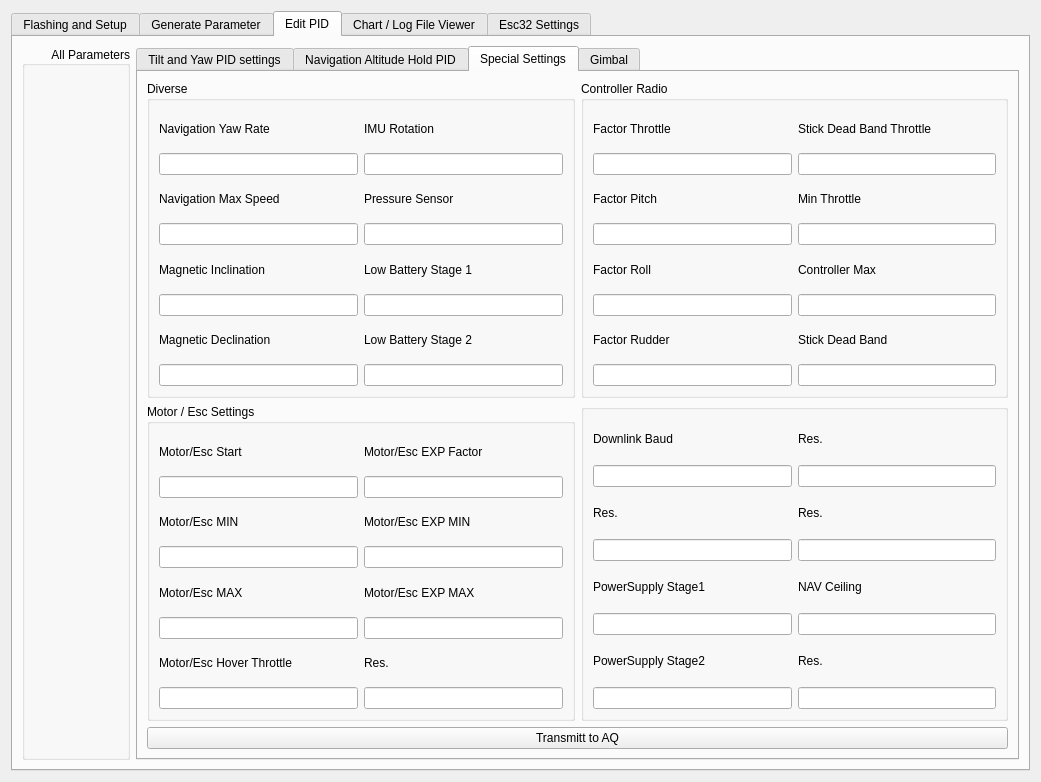
Above: src/ui/qgcautoquad.ui from mpaperno/qgroundcontrol_aq before the change. Below: the same form after it.
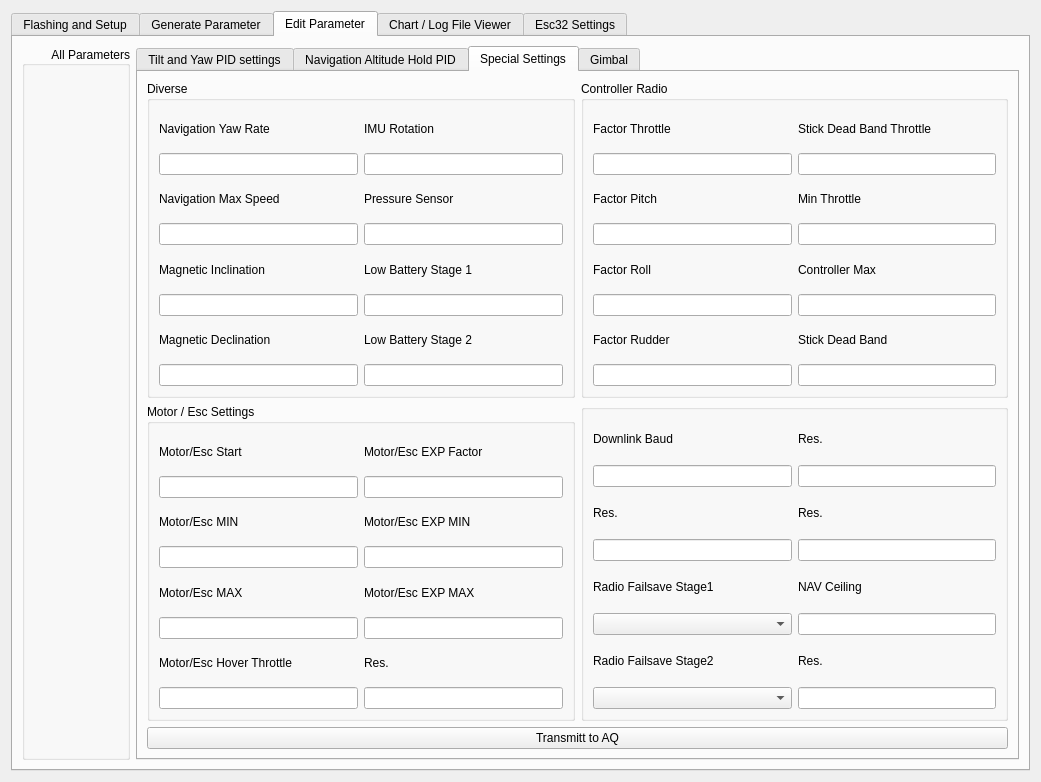
That is the form after the change. The open tabs and pages were chosen to show the change.

```diff
--- a/src/ui/qgcautoquad.ui
+++ b/src/ui/qgcautoquad.ui
@@ -1709,7 +1709,7 @@
      </widget>
      <widget class="QWidget" name="tab_aq_edit_para">
       <attribute name="title">
-       <string>Edit PID</string>
+       <string>Edit Parameter</string>
       </attribute>
       <layout class="QHBoxLayout" name="horizontalLayout_31">
        <item>
@@ -3307,12 +3307,12 @@
                   <item>
                    <widget class="QLabel" name="label_94">
                     <property name="text">
-                     <string>PowerSupply Stage1</string>
+                     <string>Radio Failsave Stage1</string>
                     </property>
                    </widget>
                   </item>
                   <item>
-                   <widget class="QLineEdit" name="SPVR_FS_RAD_ST1"/>
+                   <widget class="QComboBox" name="CMB_SPVR_FS_RAD_ST1"/>
                   </item>
                  </layout>
                 </item>
@@ -3321,12 +3321,12 @@
                   <item>
                    <widget class="QLabel" name="label_95">
                     <property name="text">
-                     <string>PowerSupply Stage2</string>
+                     <string>Radio Failsave Stage2</string>
                     </property>
                    </widget>
                   </item>
                   <item>
-                   <widget class="QLineEdit" name="SPVR_FS_RAD_ST2"/>
+                   <widget class="QComboBox" name="CMB_SPVR_FS_RAD_ST2"/>
                   </item>
                  </layout>
                 </item>
```
Left out of the diff: 6 changed lines with no effect on the pictures.
